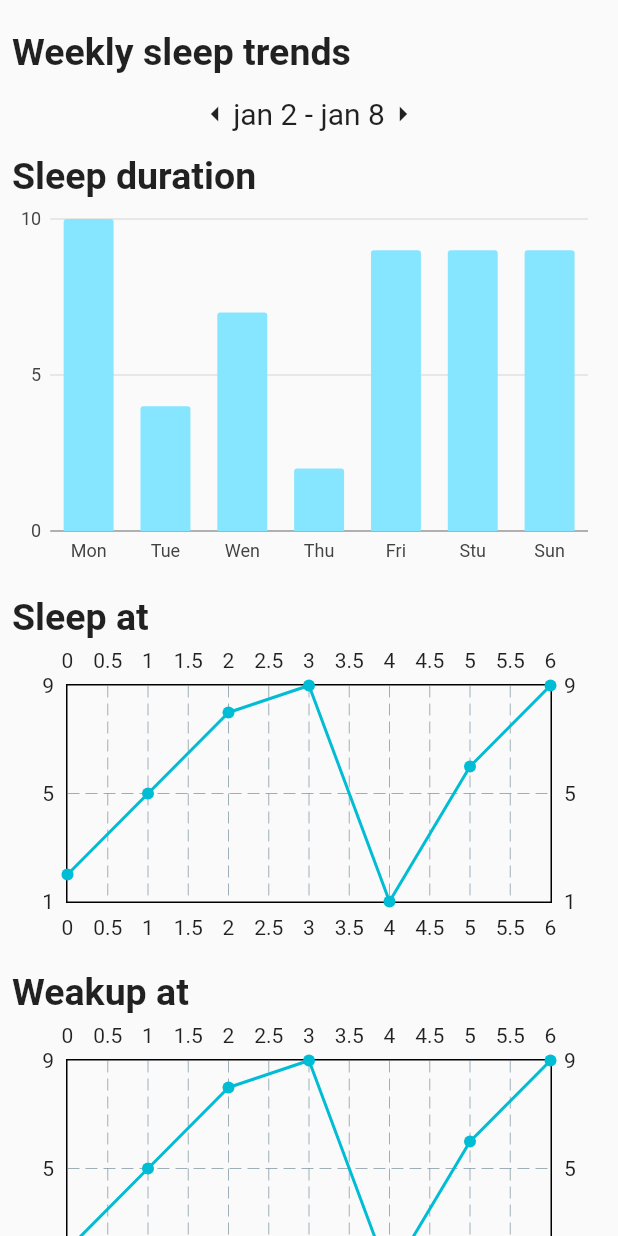
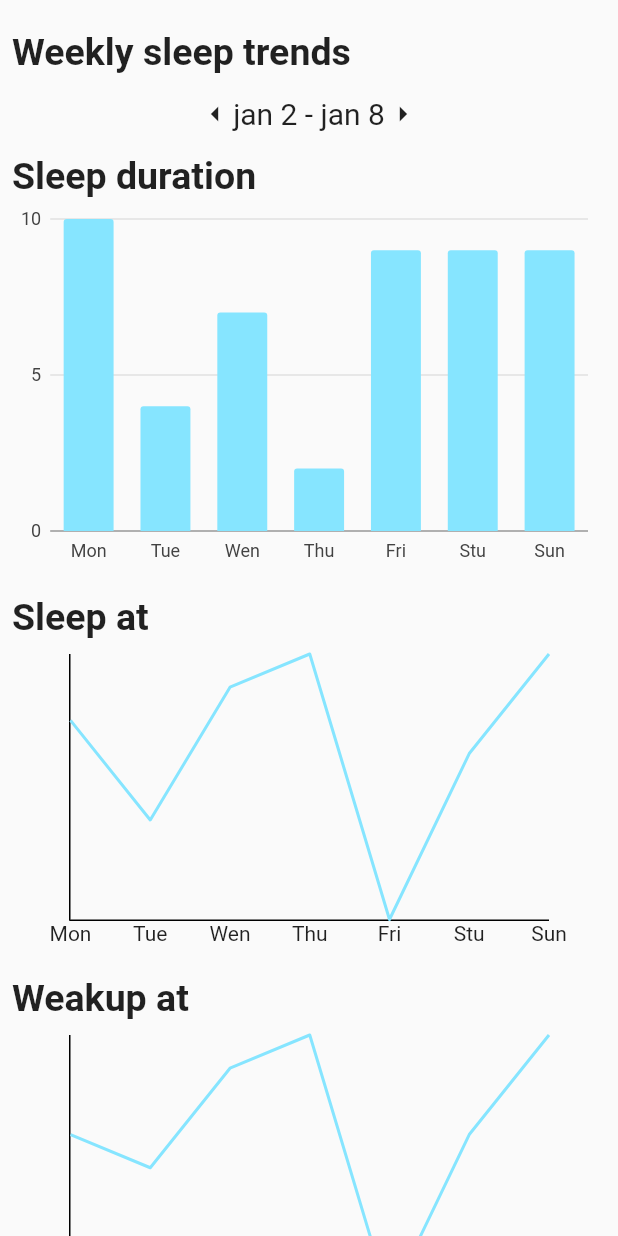
Before and after one commit to AroshaPunchihewa/Sleepwell-frontend, a Flutter app: the ChartScreen screen opened directly, on a phone screen of 412 x 824 dp. Run offline on Flutter 3.47's test engine with Material 2 defaults, Android fonts, the light colour scheme and no system bars; drawn by our look-alikes of fl_chart; our stand-ins replace charts_flutter, flutter_local_notifications; missing offline and left inert: dart:ffi; network calls fail.

Commit message:
add change

```diff
--- a/lib/main.dart
+++ b/lib/main.dart
@@ -57,10 +57,10 @@ class MyApp extends StatelessWidget {
         // is not restarted.
         primarySwatch: Colors.blue,
       ),
-     // home:HomeScreen(user:user), //Arosha
+     home:HomeScreen(user:user), //Arosha
 
      // home:AlarmScreen(),
-      home:ChartScreen(),
+     // home:ChartScreen(),
 
      //home:const WelComeScreen(),     //sasni
 
--- a/lib/models/sleepAt.dart
+++ b/lib/models/sleepAt.dart
@@ -1,11 +1,24 @@
 import 'package:collection/collection.dart';
+import 'package:sleepwellfrontend/models/sleepTimeArr.dart';
 
 class SleepAt{
+  SleepArrModel? sleepArrModel;
   final double x;
   final double y;
   SleepAt({required this.x,required this.y});
 }
 List<SleepAt>get sleepAt{
-  final data = <double>[2,5,8,9,1,6,9];
+  final listNew = <double>[7,4,8,9,1,6,9];
+  final data = listNew;
   return data.mapIndexed(((index, element) => SleepAt(x: index.toDouble(), y: element) )).toList();
 }
+
+class Weakup{
+  final double x;
+  final double y;
+  Weakup({required this.x,required this.y});
+}
+List<Weakup>get weakup{
+  final data = <double>[6,5,8,9,1,6,9];
+  return data.mapIndexed(((index, element) => Weakup(x: index.toDouble(), y: element) )).toList();
+}
--- /dev/null
+++ b/lib/models/sleepTimeArr.dart
@@ -0,0 +1,21 @@
+import 'dart:convert';
+import 'dart:ffi';
+
+SleepArrModel? sleepArrFromJson(String str) => SleepArrModel.fromJson(json.decode(str));
+
+class SleepArrModel {
+  SleepArrModel({
+
+    this.setTime,
+
+  });
+
+  Array? setTime;
+
+
+  factory SleepArrModel.fromJson(Map<String, dynamic>json)=>SleepArrModel(
+
+    setTime: json["startTime"],
+
+  );
+}
--- a/lib/screen/charts/chartScreen.dart
+++ b/lib/screen/charts/chartScreen.dart
@@ -88,7 +88,9 @@ class _ChartScreenState extends State<ChartScreen> {
                   ),
                 ],
               ),
-              SleepAtChart(sleepAtPoint: sleepAt),
+              SizedBox(height: 10,),
+              SleepAtLineChartWidget(sleepAtPoint: sleepAt,),
+              //SleepAtChart(sleepAtPoint: sleepAt),
               SizedBox(height: 15,),
               Row(
                 mainAxisAlignment: MainAxisAlignment.start,
@@ -100,8 +102,9 @@ class _ChartScreenState extends State<ChartScreen> {
                 ],
               ),
 
-
-              SleepAtChart(sleepAtPoint: sleepAt),
+              SizedBox(height: 10,),
+              WeakUpLineChartWidget(sleepAtPoint: weakup,),
+             // SleepAtChart(sleepAtPoint: sleepAt),
               SizedBox(height: 15,),
               Row(
                 mainAxisAlignment: MainAxisAlignment.start,
@@ -211,3 +214,152 @@ class _SleepQualityState extends State<SleepQuality> {
     );
   }
 }
+/*------------------sleep chart--------------------------------*/
+
+class SleepAtLineChartWidget extends StatelessWidget {
+  final List<SleepAt> sleepAtPoint;
+
+  const SleepAtLineChartWidget({super.key,required this.sleepAtPoint});
+
+  @override
+  Widget build(BuildContext context) {
+    return SizedBox(
+      height: 200,
+      width: 320,
+      child: AspectRatio(
+        aspectRatio: 2,
+        child: LineChart(
+          LineChartData(
+              lineBarsData: [
+                LineChartBarData(
+                  spots: sleepAtPoint.map((sleepAtpoin) => FlSpot(sleepAtpoin.x, sleepAtpoin.y)).toList(),
+                 //spots: sleepAtPoint.map((sleepAtpoin) => FlSpot(sleepAtpoin.x, sleepAtpoin.y)).toList(),
+                  isCurved: false,
+                  dotData: FlDotData(
+                    show: false,
+                  ),
+                  color: Color.fromRGBO(134, 229, 255, 1)
+                ),
+              ],
+              borderData: FlBorderData(
+                  border: const Border(bottom: BorderSide(), left: BorderSide())),
+              gridData: FlGridData(show: false),
+              titlesData: FlTitlesData(
+                bottomTitles: AxisTitles(sideTitles: _bottomTitles),
+                leftTitles: AxisTitles(sideTitles: SideTitles(showTitles: false)),
+                topTitles: AxisTitles(sideTitles: SideTitles(showTitles: false)),
+                rightTitles: AxisTitles(sideTitles: SideTitles(showTitles: false)),
+              ),
+            ),
+        ),
+      ),
+    );
+  }
+
+  SideTitles get _bottomTitles => SideTitles(
+    showTitles: true,
+    getTitlesWidget: (value, meta) {
+      String text = '';
+      switch (value.toInt()) {
+        case 0:
+          text = 'Mon';
+          break;
+        case 1:
+          text = 'Tue';
+          break;
+        case 2:
+          text = 'Wen';
+          break;
+        case 3:
+          text = 'Thu';
+          break;
+        case 4:
+          text = 'Fri';
+          break;
+        case 5:
+          text = 'Stu';
+          break;
+        case 6:
+          text = 'Sun';
+          break;
+      }
+
+      return Text(text);
+    },
+  );
+}
+
+/*------------------weakup chart--------------------------------*/
+
+class WeakUpLineChartWidget extends StatelessWidget {
+  final List<Weakup> sleepAtPoint;
+
+  const WeakUpLineChartWidget({super.key,required this.sleepAtPoint});
+
+  @override
+  Widget build(BuildContext context) {
+    return SizedBox(
+      height: 200,
+      width: 320,
+      child: AspectRatio(
+        aspectRatio: 2,
+        child: LineChart(
+          LineChartData(
+              lineBarsData: [
+                LineChartBarData(
+                  spots: sleepAtPoint.map((sleepAtpoin) => FlSpot(sleepAtpoin.x, sleepAtpoin.y)).toList(),
+                 //spots: sleepAtPoint.map((sleepAtpoin) => FlSpot(sleepAtpoin.x, sleepAtpoin.y)).toList(),
+                  isCurved: false,
+                  dotData: FlDotData(
+                    show: false,
+                  ),
+                  color: Color.fromRGBO(134, 229, 255, 1)
+                ),
+              ],
+              borderData: FlBorderData(
+                  border: const Border(bottom: BorderSide(), left: BorderSide())),
+              gridData: FlGridData(show: false),
+              titlesData: FlTitlesData(
+                bottomTitles: AxisTitles(sideTitles: _bottomTitles),
+                leftTitles: AxisTitles(sideTitles: SideTitles(showTitles: false)),
+                topTitles: AxisTitles(sideTitles: SideTitles(showTitles: false)),
+                rightTitles: AxisTitles(sideTitles: SideTitles(showTitles: false)),
+              ),
+            ),
+        ),
+      ),
+    );
+  }
+
+  SideTitles get _bottomTitles => SideTitles(
+    showTitles: true,
+    getTitlesWidget: (value, meta) {
+      String text = '';
+      switch (value.toInt()) {
+        case 0:
+          text = 'Mon';
+          break;
+        case 1:
+          text = 'Tue';
+          break;
+        case 2:
+          text = 'Wen';
+          break;
+        case 3:
+          text = 'Thu';
+          break;
+        case 4:
+          text = 'Fri';
+          break;
+        case 5:
+          text = 'Stu';
+          break;
+        case 6:
+          text = 'Sun';
+          break;
+      }
+
+      return Text(text);
+    },
+  );
+}
--- a/lib/services/Services_Alarm.dart
+++ b/lib/services/Services_Alarm.dart
@@ -3,6 +3,7 @@ import 'dart:convert';
 
 import 'package:sleepwellfrontend/models/User.dart';
 import 'package:sleepwellfrontend/models/alarm.dart';
+import 'package:sleepwellfrontend/models/sleepTimeArr.dart';
 
 class ServiceAlarm{
   static Future<Alarm?> fetchAlarm() async {
@@ -22,3 +23,21 @@ class ServiceAlarm{
     }
   }
 }
+class ServiceSleepArr{
+  static Future<SleepArrModel?> fetchSleepArr() async {
+    try{
+      //var url = "http://10.0.2.2:8000/sleepWell/api/FindAlarmInfo?objectId=$objectId";
+      var url = "http://10.0.2.2:8000/sleepWell/api/FindSleepTimes";
+      final uri = Uri.parse(url);
+      final response = await http.get(uri);
+      final body = response.body;
+      final json = jsonDecode(body);
+      final alarm = sleepArrFromJson(response.body);
+      print(alarm);
+      return alarm;
+    }catch(e){
+      print(e);
+      return null;
+    }
+  }
+}
```
